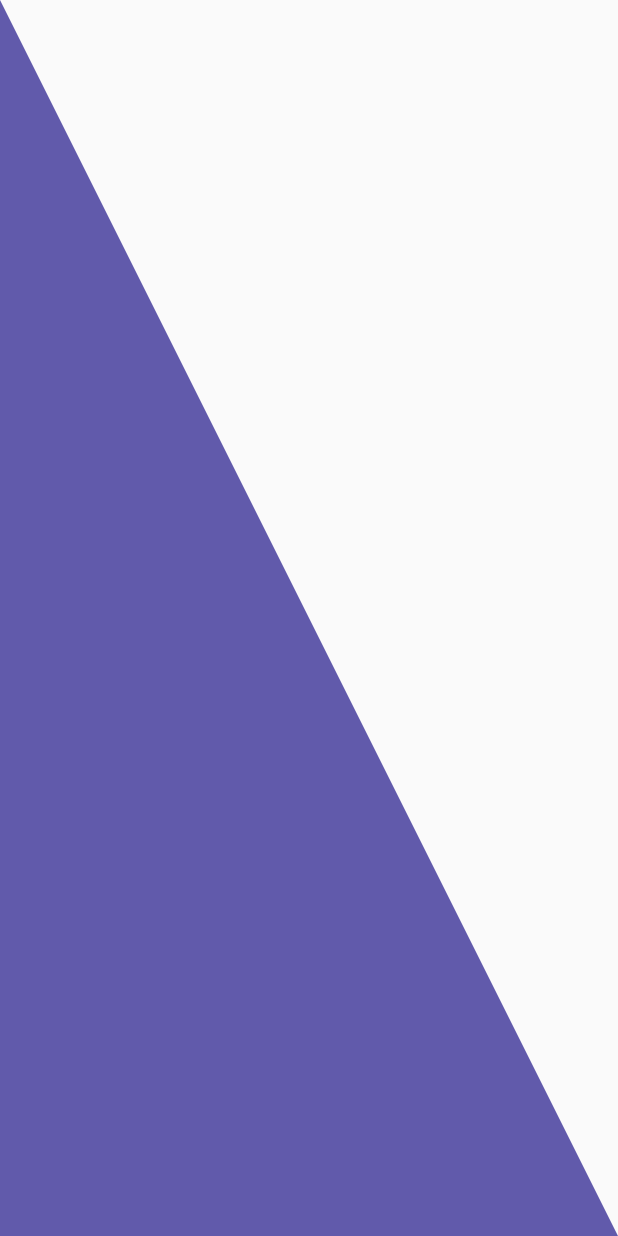
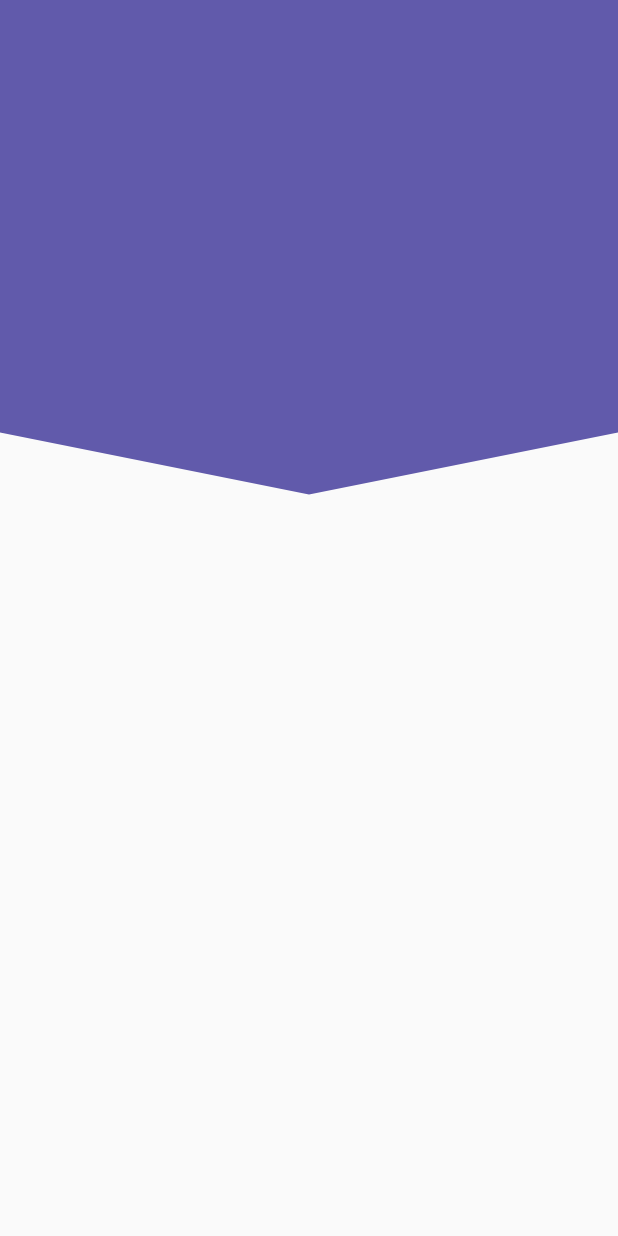
Before and after one commit to muckystack/FLUTTER_UI, a Flutter app: the screen it shows after launch, on a phone screen of 412 x 824 dp. Run offline on Flutter 3.47's test engine with Material 2 defaults, Android fonts, the phone set to English and light mode, and no system bars.

Commit message:
FEAT: Header punta

```diff
--- a/custom_painter_fh/lib/src/pages/headers_page.dart
+++ b/custom_painter_fh/lib/src/pages/headers_page.dart
@@ -7,7 +7,7 @@ class HeadersPage extends StatelessWidget {
   @override
   Widget build(BuildContext context) {
     return Scaffold(
-      body: HeaderTriangular()
+      body: HeaderPunta()
     );
   }
 }
--- a/custom_painter_fh/lib/src/widgets/headers.dart
+++ b/custom_painter_fh/lib/src/widgets/headers.dart
@@ -128,3 +128,54 @@ class _HeaderTriangularPainter extends CustomPainter {
     return true;
   }
 }
+
+
+class HeaderPunta extends StatelessWidget {
+  const HeaderPunta({Key key}) : super(key: key);
+
+  @override
+  Widget build(BuildContext context) {
+    return Container(
+      height: double.infinity,
+      width: double.infinity,
+      // color: Color(0xff615AAB),
+      child: CustomPaint(
+        painter: _HeaderPuntaPainter(),
+      ),
+    );
+  }
+}
+
+
+class _HeaderPuntaPainter extends CustomPainter {
+
+
+  @override
+  void paint(Canvas canvas, Size size) {
+
+    final lapiz = new Paint();
+
+    // Propiedades
+    lapiz.color = Color(0xff615AAB);
+    lapiz.style = PaintingStyle.fill; // .fill Es cuando se rellena
+    lapiz.strokeWidth = 2;
+
+    final path = new Path();
+
+    // Dibujar con el path y el lapiz
+    path.lineTo(0, size.height * 0.35);
+    path.lineTo(size.width * 0.5, size.height * 0.4);
+    path.lineTo(size.width, size.height * 0.35);
+    path.lineTo(size.width, 0);
+    // path.lineTo(0, 0);
+    // path.lineTo(0, size.height * 0.5);
+
+    canvas.drawPath(path, lapiz);
+
+  }
+
+  @override
+  bool shouldRepaint(CustomPainter oldDelegate) {
+    return true;
+  }
+}
```
